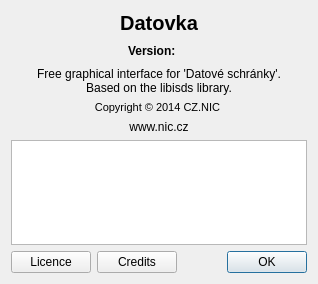
Qt form src/gui/ui/dlg_about.ui (psakar/datovka) before a commit.
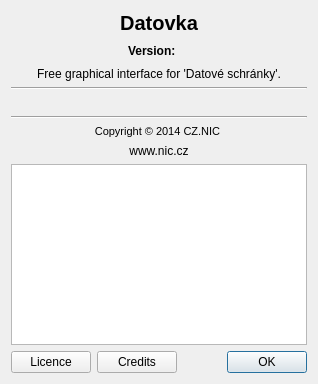
The same form after that commit.

Commit message: Added runtime library dependencies into about dialog.

```diff
--- a/src/gui/ui/dlg_about.ui
+++ b/src/gui/ui/dlg_about.ui
@@ -7,7 +7,7 @@
     <x>0</x>
     <y>0</y>
     <width>318</width>
-    <height>284</height>
+    <height>384</height>
    </rect>
   </property>
   <property name="windowTitle">
@@ -98,8 +98,7 @@
    <item>
     <widget class="QLabel" name="labelInfo">
      <property name="text">
-      <string>Free graphical interface for 'Datové schránky'.
-Based on the libisds library.</string>
+      <string>Free graphical interface for 'Datové schránky'.</string>
      </property>
      <property name="alignment">
       <set>Qt::AlignCenter</set>
@@ -109,6 +108,30 @@
      </property>
     </widget>
    </item>
+   <item>
+    <widget class="Line" name="line">
+     <property name="orientation">
+      <enum>Qt::Horizontal</enum>
+     </property>
+    </widget>
+   </item>
+   <item>
+    <widget class="QLabel" name="labelLibs">
+     <property name="enabled">
+      <bool>true</bool>
+     </property>
+     <property name="text">
+      <string/>
+     </property>
+    </widget>
+   </item>
+   <item>
+    <widget class="Line" name="line_2">
+     <property name="orientation">
+      <enum>Qt::Horizontal</enum>
+     </property>
+    </widget>
+   </item>
    <item>
     <widget class="QLabel" name="labelCopy">
      <property name="font">
```
The commit also changes 1 other file.
